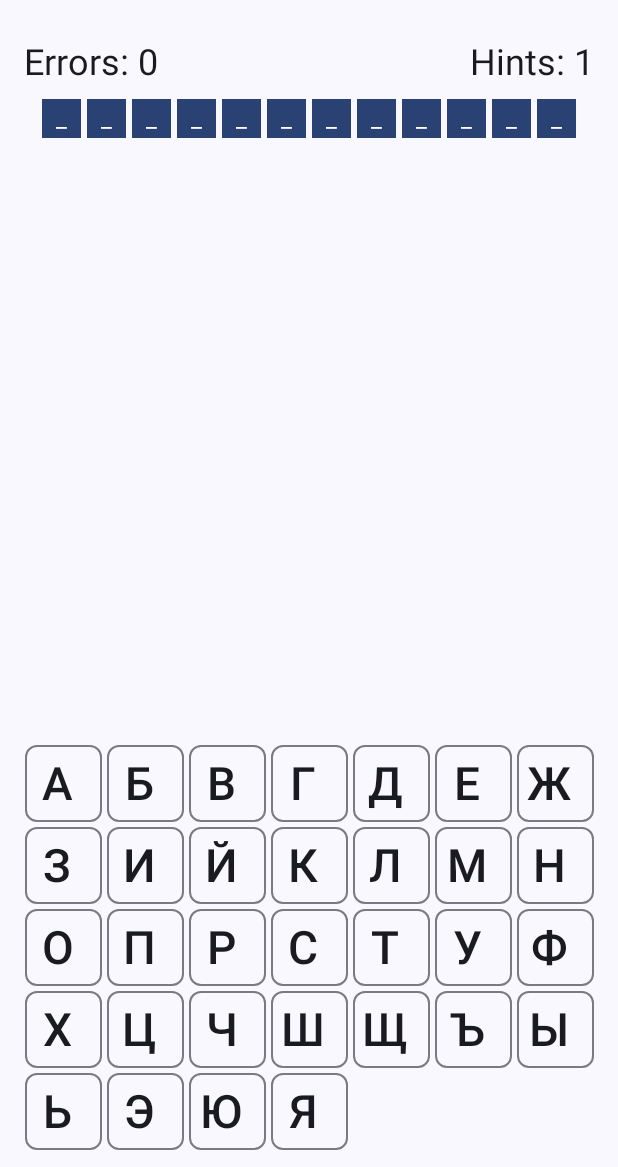
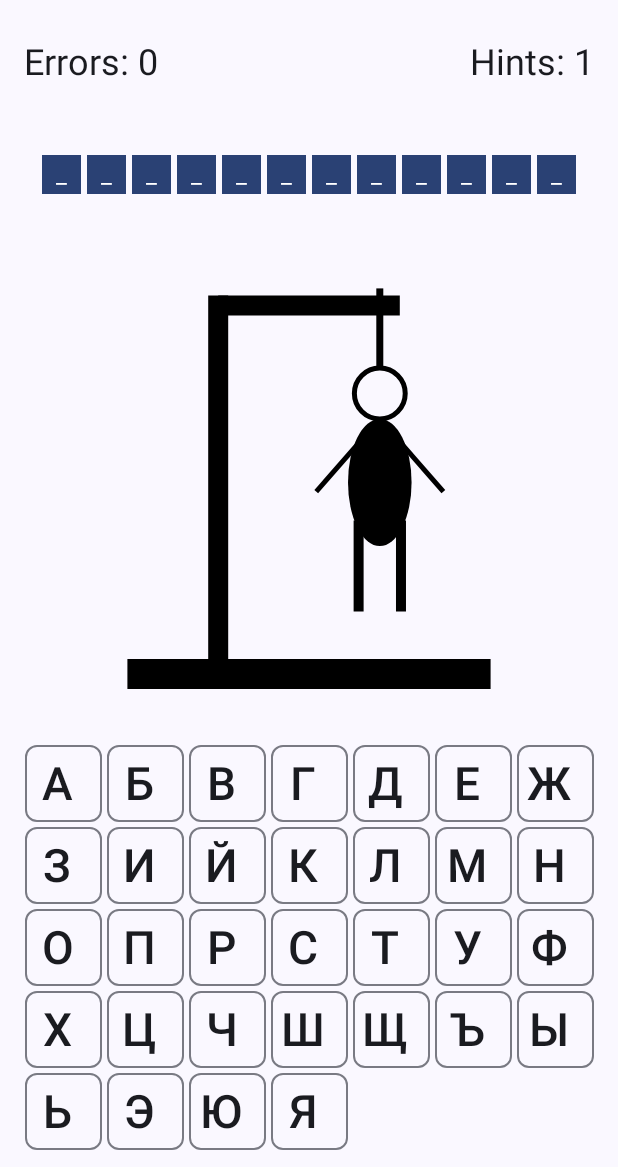
Before and after one commit to chskela/GallowsGame, an Android app built with Jetpack Compose: the screen it shows after launch (MainActivity), on a phone screen of 412 x 824 dp, the part 69-1236 px from its top. Run offline under Robolectric (Android 15) with nearby library versions, the light colour scheme and no system bars; our stand-ins replace Dagger/Hilt's generated code, window size class.

Commit message:
feat: add canvas with gallows image

```diff
--- a/app/src/main/java/com/chskela/gallowsgame/presentation/screens/main/MainScreen.kt
+++ b/app/src/main/java/com/chskela/gallowsgame/presentation/screens/main/MainScreen.kt
@@ -24,6 +24,7 @@ import androidx.compose.ui.unit.dp
 import com.chskela.gallowsgame.R
 import com.chskela.gallowsgame.presentation.screens.main.models.MainScreenUiState
 import com.chskela.gallowsgame.presentation.ui.components.error.Error
+import com.chskela.gallowsgame.presentation.ui.components.gallowsview.ImageOfGallows
 import com.chskela.gallowsgame.presentation.ui.components.gameoverdialog.GameDialog
 import com.chskela.gallowsgame.presentation.ui.components.icons.HintIcon
 import com.chskela.gallowsgame.presentation.ui.components.icons.RefreshIcon
@@ -85,7 +86,7 @@ fun MainScreen(
             if (uiState.error != null) {
                 Error(error = uiState.error)
             } else {
-                Row(modifier = Modifier.weight(0.5f)) {
+                Row(modifier = Modifier.weight(0.6f)) {
                     if (uiState.isLoading) {
                         LinearProgressIndicator(
                             modifier = Modifier
@@ -93,7 +94,11 @@ fun MainScreen(
                                 .height(4.dp)
                         )
                     } else {
-                        Column(modifier = Modifier.padding(horizontal = 16.dp)) {
+                        Column(
+                            modifier = Modifier
+                                .padding(horizontal = 16.dp)
+                                .weight(0.2f)
+                        ) {
                             VerticalSpacer8Dp()
                             Row(
                                 modifier = Modifier.fillMaxWidth(),
@@ -109,19 +114,19 @@ fun MainScreen(
                                 )
                             }
                             VerticalSpacer8Dp()
-                            Mask(mask = uiState.mask)
+                            Mask(modifier = Modifier.weight(0.2f), mask = uiState.mask)
+                            ImageOfGallows(modifier = Modifier.weight(0.6f))
                         }
                     }
                 }
                 Row(
                     modifier = Modifier
-                        .weight(0.5f)
+                        .weight(0.4f)
                         .padding(horizontal = 16.dp),
                     verticalAlignment = Alignment.Bottom
                 ) {
                     if (uiState.alphabet.isNotEmpty()) {
                         val size = calculateSizeItem(windowInfo, uiState.alphabet.size)
-
                         KeyboardGrid {
                             uiState.alphabet.map { letter ->
                                 val isUsed = uiState.usedLetters.contains(letter)
--- a/app/src/main/java/com/chskela/gallowsgame/presentation/screens/main/MainScreenViewModel.kt
+++ b/app/src/main/java/com/chskela/gallowsgame/presentation/screens/main/MainScreenViewModel.kt
@@ -1,6 +1,5 @@
 package com.chskela.gallowsgame.presentation.screens.main
 
-import android.util.Log
 import androidx.lifecycle.ViewModel
 import androidx.lifecycle.viewModelScope
 import com.chskela.gallowsgame.domain.game.CheckIsGameOverUserCase
@@ -85,7 +84,6 @@ class MainScreenViewModel @Inject constructor(
                 }
                 combine(getRandomWordUseCase(), getNumberOfHintsUseCase()) { word, hints ->
 
-                    Log.e("TEST", "getRandomWordUseCase: $word")
                     val newWord = word.uppercase()
                     _uiState.update {
                         initState.copy(
--- /dev/null
+++ b/app/src/main/java/com/chskela/gallowsgame/presentation/ui/components/gallowsview/ImageOfGallows.kt
@@ -0,0 +1,164 @@
+package com.chskela.gallowsgame.presentation.ui.components.gallowsview
+
+import android.content.res.Configuration
+import androidx.compose.foundation.Canvas
+import androidx.compose.foundation.background
+import androidx.compose.foundation.layout.Box
+import androidx.compose.foundation.layout.fillMaxSize
+import androidx.compose.foundation.layout.size
+import androidx.compose.material3.MaterialTheme
+import androidx.compose.runtime.Composable
+import androidx.compose.ui.Modifier
+import androidx.compose.ui.geometry.Offset
+import androidx.compose.ui.geometry.Size
+import androidx.compose.ui.graphics.Color
+import androidx.compose.ui.graphics.drawscope.Stroke
+import androidx.compose.ui.tooling.preview.Preview
+import androidx.compose.ui.unit.dp
+import com.chskela.gallowsgame.presentation.ui.theme.GallowsGameTheme
+
+@Composable
+fun ImageOfGallows(modifier: Modifier = Modifier) {
+    Canvas(
+        modifier = modifier
+            .fillMaxSize()
+            .background(MaterialTheme.colorScheme.background)
+    ) {
+        val color = Color.Black
+
+        val height = size.height
+        val baseWidth = height * 0.8f
+        val topOfPost = height * 0.1f
+
+        val strokeWidthBase = 30f
+        val strokeWidthPost = 20f
+        val strokeWidthCrossbar = 20f
+        val strokeWidthRope = 7f
+        val strokeWidthHands = 5f
+        val strokeWidthLegs = 10f
+
+        val lengthRope = baseWidth * 0.2f
+        val lengthHands = baseWidth * 0.2f
+        val lengthLegs = baseWidth * 0.25f
+
+        val paddingRope = 20f
+        val radiusHead = baseWidth * 0.07f
+        val sizeOval = Size(radiusHead * 2.5f, radiusHead * 5)
+        val paddingLegs = sizeOval.width / 3
+
+        // Base
+        drawLine(
+            color = color,
+            start = Offset(center.x - baseWidth / 2, height - strokeWidthBase),
+            end = Offset(center.x + baseWidth / 2, height - strokeWidthBase),
+            strokeWidth = strokeWidthBase
+        )
+        //Post
+        drawLine(
+            color = color,
+            start = Offset(center.x - baseWidth / 4, height - strokeWidthBase),
+            end = Offset(center.x - baseWidth / 4, topOfPost),
+            strokeWidth = strokeWidthPost
+        )
+
+        // Crossbar
+        drawLine(
+            color = color,
+            start = Offset(center.x - baseWidth / 4, topOfPost + strokeWidthCrossbar / 2),
+            end = Offset(center.x + baseWidth / 4, topOfPost + strokeWidthCrossbar / 2),
+            strokeWidth = strokeWidthCrossbar
+        )
+
+        // Rope
+        drawLine(
+            color = color,
+            start = Offset(center.x + baseWidth / 4 - paddingRope, topOfPost - strokeWidthRope),
+            end = Offset(center.x + baseWidth / 4 - paddingRope, topOfPost + lengthRope),
+            strokeWidth = strokeWidthRope
+        )
+
+        // Head
+        drawCircle(
+            color = color,
+            radius = radiusHead,
+            center = Offset(
+                center.x + baseWidth / 4 - paddingRope,
+                topOfPost + lengthRope + radiusHead
+            ),
+            style = Stroke(5f)
+        )
+
+        // Body
+        drawOval(
+            color = color, topLeft = Offset(
+                center.x + baseWidth / 4 - paddingRope - sizeOval.width / 2,
+                topOfPost + lengthRope + radiusHead * 2
+            ), size = sizeOval
+        )
+
+        // Hands
+        drawLine(
+            color = color,
+            start = Offset(
+                center.x + baseWidth / 4 - paddingRope,
+                topOfPost + lengthRope + radiusHead * 2
+            ),
+            end = Offset(
+                center.x + baseWidth / 4 - paddingRope - sizeOval.width,
+                topOfPost + lengthRope + radiusHead * 2 + lengthHands
+            ),
+            strokeWidth = strokeWidthHands
+        )
+        drawLine(
+            color = color,
+            start = Offset(
+                center.x + baseWidth / 4 - paddingRope,
+                topOfPost + lengthRope + radiusHead * 2
+            ),
+            end = Offset(
+                center.x + baseWidth / 4 - paddingRope + sizeOval.width,
+                topOfPost + lengthRope + radiusHead * 2 + lengthHands
+            ),
+            strokeWidth = strokeWidthHands
+        )
+
+        // Legs
+
+        drawLine(
+            color = color,
+            start = Offset(
+                center.x + baseWidth / 4 - paddingRope - paddingLegs,
+                topOfPost + lengthRope + radiusHead + sizeOval.height
+            ),
+            end = Offset(
+                center.x + baseWidth / 4 - paddingRope - paddingLegs,
+                topOfPost + lengthRope + radiusHead + sizeOval.height + lengthLegs
+            ),
+            strokeWidth = strokeWidthLegs
+        )
+        drawLine(
+            color = color,
+            start = Offset(
+                center.x + baseWidth / 4 - paddingRope + paddingLegs,
+                topOfPost + lengthRope + radiusHead + sizeOval.height
+            ),
+            end = Offset(
+                center.x + baseWidth / 4 - paddingRope + paddingLegs,
+                topOfPost + lengthRope + radiusHead + sizeOval.height + lengthLegs
+            ),
+            strokeWidth = strokeWidthLegs
+        )
+    }
+}
+
+@Preview(showBackground = true, showSystemUi = true)
+@Preview(showBackground = true, uiMode = Configuration.UI_MODE_NIGHT_YES, showSystemUi = true)
+@Composable
+fun PreviewKeyboardGrid() {
+    GallowsGameTheme {
+        Box(Modifier.size(400.dp)) {
+            ImageOfGallows()
+        }
+
+    }
+}
--- a/build.gradle.kts
+++ b/build.gradle.kts
@@ -1,6 +1,6 @@
 // Top-level build file where you can add configuration options common to all sub-projects/modules.
 plugins {
-    id("com.android.application") version "8.1.3" apply false
+    id("com.android.application") version "8.1.4" apply false
     id("org.jetbrains.kotlin.android") version "1.8.10" apply false
 
     id("com.google.dagger.hilt.android") version "2.44" apply false
```
